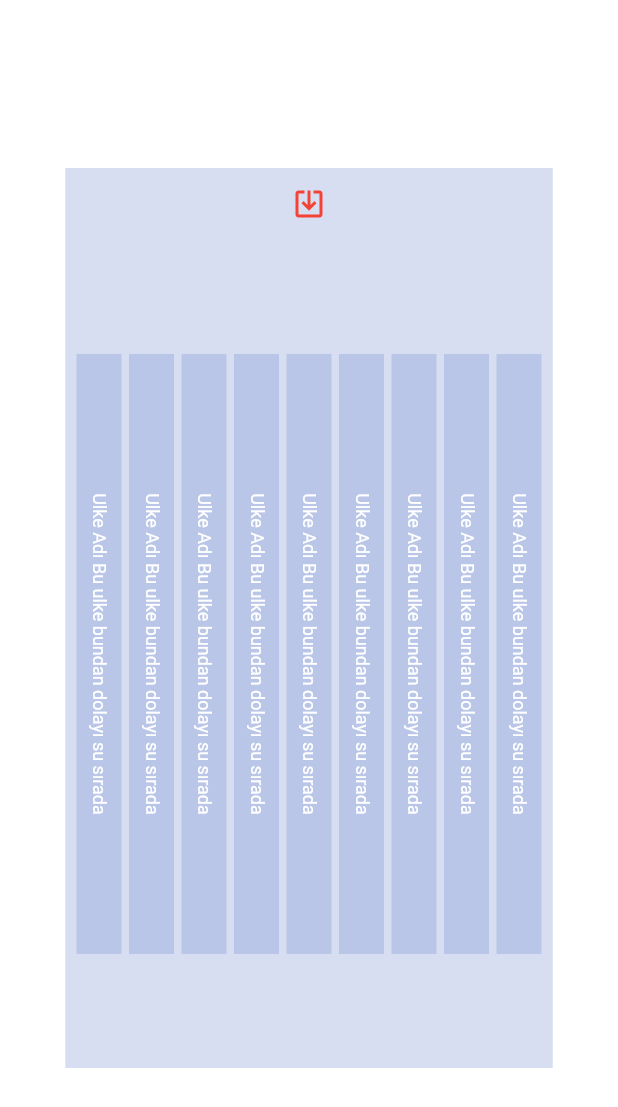
After one commit to Aralidk/NK-Game, a Flutter app: the Siralama screen opened directly, on a phone screen of 412 x 824 dp. The commit adds this screen. Shown: the top 1107 px of the screen. Run offline on Flutter 3.47's test engine with Material 2 defaults, Android fonts, the phone set to English and light mode, and no system bars; our stand-ins replace fluttertoast, hive, hive_flutter; missing offline and left inert: hive_listener; accounts and stored records are empty.

Commit message:
Sıralamalar eklendi

```diff
--- a/lib/insaat.dart
+++ b/lib/insaat.dart
@@ -2,7 +2,7 @@ import 'dart:ui';
 import 'package:nkmanagetheworld/controller/yapi_controller.dart';
 
 import 'oyunEkrani.dart';
-import 'İnsaatWidgetlari.dart';
+import 'Widgetlar.dart';
 import 'package:flutter/cupertino.dart';
 import 'package:flutter/material.dart';
 
--- /dev/null
+++ b/lib/sıralama.dart
@@ -0,0 +1,77 @@
+import 'package:flutter/material.dart';
+import 'Widgetlar.dart';
+import 'oyunEkrani.dart';
+
+class Siralama extends StatelessWidget {
+  @override
+  Widget build(BuildContext context) {
+    return Scaffold(
+      backgroundColor: Color(0),
+      body: Center(
+        child: Container(
+          width: 325,
+          height: 600,
+          color: Color(0x476E87CB),
+          child: RotatedBox(
+            quarterTurns: 5,
+            child: Row(children: [
+              GeriButonu(OyunEkrani()),
+              Expanded(
+                child: Wrap(
+                  alignment: WrapAlignment.center,
+                  runSpacing: 5,
+                  children: [
+                    siralamaKartlari(),
+                    siralamaKartlari(),
+                    siralamaKartlari(),
+                    siralamaKartlari(),
+                    siralamaKartlari(),
+                    siralamaKartlari(),
+                    siralamaKartlari(),
+                    siralamaKartlari(),
+                    siralamaKartlari(),
+                  ],
+                ),
+              ),
+            ]),
+          ),
+        ),
+      ),
+    );
+  }
+}
+
+class siralamaKartlari extends StatelessWidget {
+  @override
+  Widget build(BuildContext context) {
+    return Container(
+      alignment: Alignment.center,
+      width: 400,
+      height: 30,
+      color: Color(0x476E87CB),
+      child: ulkeSiralamaAciklama(
+        ulkeAdi: 'Ulke Adı ',
+        SiralamaAciklama: 'Bu ulke bundan dolayı su sırada',
+      )
+
+    );
+  }
+}
+
+class ulkeSiralamaAciklama extends StatelessWidget {
+  final ulkeAdi;
+  final SiralamaAciklama;
+  ulkeSiralamaAciklama({this.ulkeAdi,this.SiralamaAciklama});
+
+  @override
+  Widget build(BuildContext context) {
+    return Text(
+      ulkeAdi + SiralamaAciklama,
+      style: TextStyle(
+        color: Colors.white,
+        fontSize: 12,
+      ),
+      textAlign: TextAlign.center,
+    );
+  }
+}
```
Also changed, not shown: lib/Widgetlar.dart (renamed from lib/İnsaatWidgetlari.dart, +34 -1 lines), lib/anasayfa.dart (+7 -2 lines), lib/functions.dart (deleted, +0 -168 lines), lib/oyunEkrani.dart (+60 -73 lines), lib/zamanButonWidget.dart (deleted, +0 -19 lines), assets/altButonlar.png (added), 2 other files.
